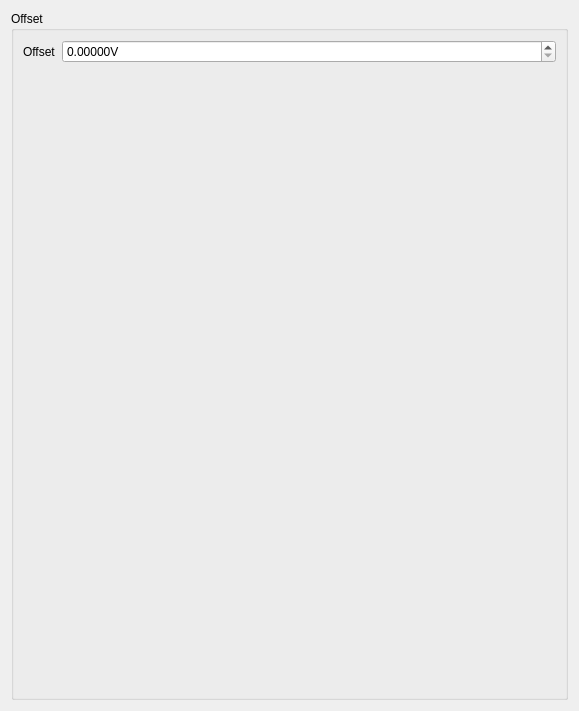
Above: stabilizer_ui/ff_fb_settings/widgets/offset.ui from OxfordIonTrapGroup/stabilizer-ui before the change. Below: the same form after it.
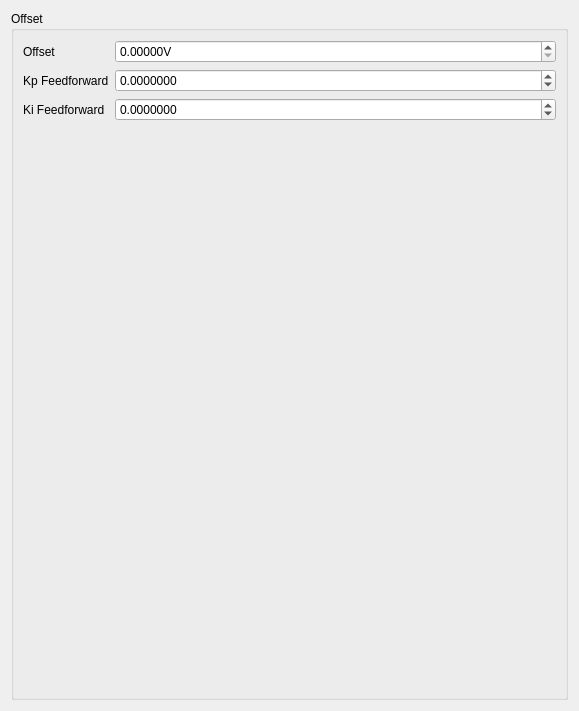
That is the form after the change.

Commit message: Added adjustment for feedforward PI for phase locking

```diff
--- a/stabilizer_ui/ff_fb_settings/widgets/offset.ui
+++ b/stabilizer_ui/ff_fb_settings/widgets/offset.ui
@@ -20,26 +20,66 @@
       <string>Offset</string>
      </property>
      <layout class="QFormLayout" name="formLayout">
-      <item row="0" column="0">
+      <item row="1" column="0">
        <widget class="QLabel" name="offsetLabel">
         <property name="text">
          <string>Offset</string>
         </property>
        </widget>
       </item>
-      <item row="0" column="1">
+      <item row="1" column="1">
        <widget class="QDoubleSpinBox" name="offsetBox">
+        <property name="suffix">
+         <string>V</string>
+        </property>
         <property name="decimals">
          <number>5</number>
         </property>
         <property name="minimum">
-         <double>0.0</double>
+         <double>0.000000000000000</double>
         </property>
         <property name="maximum">
-         <double>2.5</double>
+         <double>2.500000000000000</double>
         </property>
-        <property name="suffix">
-            <string>V</string>
+       </widget>
+      </item>
+      <item row="2" column="0">
+       <widget class="QLabel" name="kpffLabel">
+        <property name="text">
+         <string>Kp Feedforward</string>
+        </property>
+       </widget>
+      </item>
+      <item row="3" column="0">
+       <widget class="QLabel" name="kiffLabel">
+        <property name="text">
+         <string>Ki Feedforward</string>
+        </property>
+       </widget>
+      </item>
+      <item row="2" column="1">
+       <widget class="QDoubleSpinBox" name="kpffBox">
+        <property name="decimals">
+         <number>7</number>
+        </property>
+        <property name="minimum">
+         <double>-99.989999999999995</double>
+        </property>
+        <property name="singleStep">
+         <double>0.000001000000000</double>
+        </property>
+       </widget>
+      </item>
+      <item row="3" column="1">
+       <widget class="QDoubleSpinBox" name="kiffBox">
+        <property name="decimals">
+         <number>7</number>
+        </property>
+        <property name="minimum">
+         <double>-99.989999999999995</double>
+        </property>
+        <property name="singleStep">
+         <double>0.000001000000000</double>
         </property>
        </widget>
       </item>
```
The commit also changes 4 other files.
